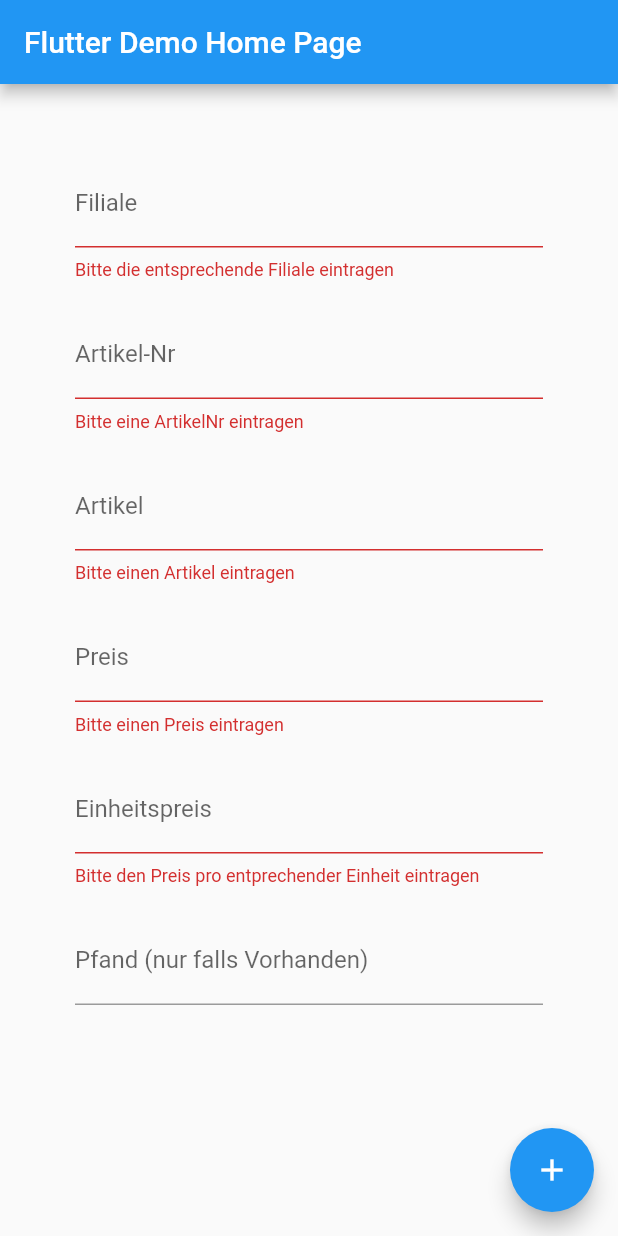
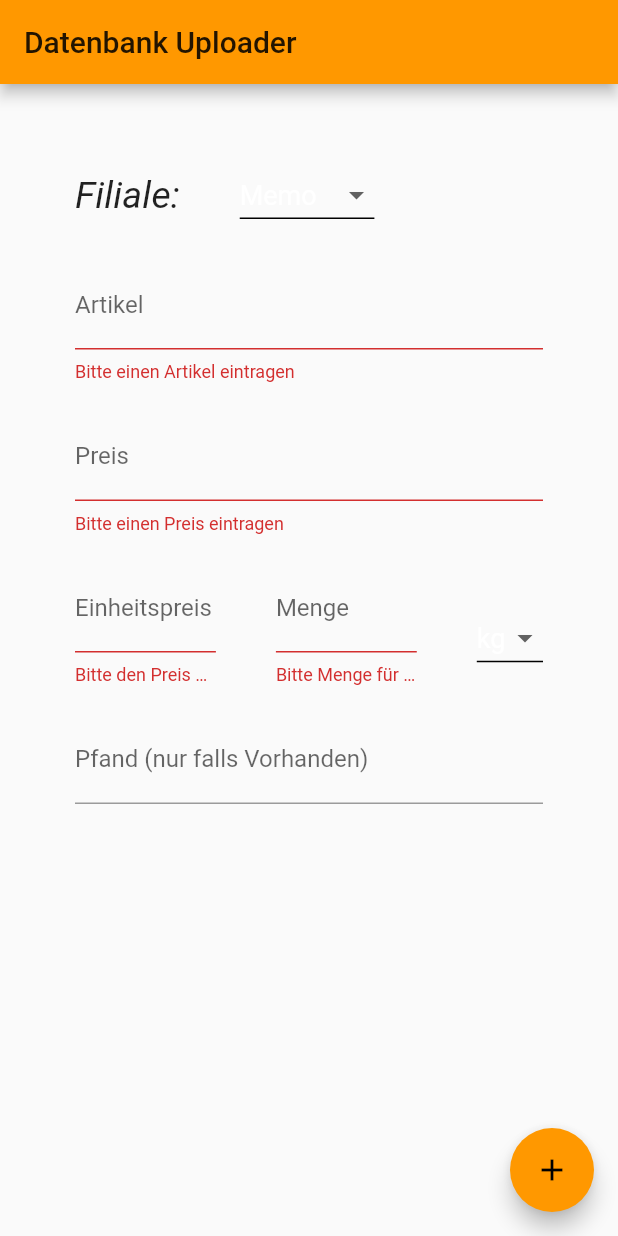
Before and after one commit to tjoooobooo/kumquat, a Flutter app: the screen it shows after launch, after a tap on the "add" icon, on a phone screen of 412 x 824 dp. Run offline on Flutter 3.47's test engine with Material 2 defaults, Android fonts, the phone set to English and light mode, and no system bars; our stand-ins replace cloud_firestore, firebase_core; accounts and stored records are empty.

Commit message:
Formular fertig implementiert

```diff
--- a/lib/main.dart
+++ b/lib/main.dart
@@ -11,12 +11,12 @@ class MyApp extends StatelessWidget {
   @override
   Widget build(BuildContext context) {
     return MaterialApp(
-      title: 'Flutter Demo',
+      title: 'Datenbank Uploader',
       theme: ThemeData(
-        primarySwatch: Colors.blue,
+        primarySwatch: Colors.orange,
         visualDensity: VisualDensity.adaptivePlatformDensity,
       ),
-      home: MyHomePage(title: 'Flutter Demo Home Page'),
+      home: MyHomePage(title: 'Datenbank Uploader'),
     );
   }
 }
@@ -32,11 +32,17 @@ class MyHomePage extends StatefulWidget {
 class _MyHomePageState extends State<MyHomePage> {
   final _formKey = GlobalKey<FormState>();
   final marktIdController = TextEditingController();
-  final artiktelIdController = TextEditingController();
   final artikelController = TextEditingController();
   final preisController = TextEditingController();
   final preisPfandController = TextEditingController();
   final preisEinheitController = TextEditingController();
+  final mengeEinheitController = TextEditingController();
+
+  List<String> spinnerItemsEinheiten = ['kg', 'g', 'ml', 'l'];
+  String dropdownValueEinheiten = 'kg';
+
+  List<String> spinnerItemsFilialen = ['Memo', 'Alex', 'Thomas'];
+  String dropdownValueFilialen = 'Memo';
 
   void _incrementCounter() {
     if (_formKey.currentState.validate()) {
@@ -71,34 +77,38 @@ class _MyHomePageState extends State<MyHomePage> {
           child: Column(
             mainAxisAlignment: MainAxisAlignment.start,
             children: <Widget>[
-              TextFormField(
-                keyboardType: TextInputType.text,
-                autocorrect: false,
-                controller: marktIdController,
-                decoration: InputDecoration(
-                  labelText: 'Filiale',
+              Row(
+                children: <Widget>[
+                  Flexible(
+                    child: Text("Filiale:",
+                        style: TextStyle(
+                            fontStyle: FontStyle.italic, fontSize: 25)),
                   ),
-                validator: (value) {
-                  if (value.isEmpty) {
-                    return 'Bitte die entsprechende Filiale eintragen';
-                  }
-                  return null;
+                  SizedBox(width: 40),
+                  DropdownButton<String>(
+                    value: dropdownValueFilialen,
+                    icon: Icon(Icons.arrow_drop_down),
+                    iconSize: 24,
+                    elevation: 16,
+                    style: TextStyle(fontSize: 18),
+                    underline: Container(
+                      height: 1,
+                      color: Colors.black,
+                    ),
+                    onChanged: (String data) {
+                      setState(() {
+                        dropdownValueFilialen = data;
+                      });
                     },
+                    items: spinnerItemsFilialen
+                        .map<DropdownMenuItem<String>>((String value) {
+                      return DropdownMenuItem<String>(
+                        value: value,
+                        child: Text(value),
+                      );
+                    }).toList(),
                   ),
-              SizedBox(height: 20),
-              TextFormField(
-                keyboardType: TextInputType.text,
-                autocorrect: false,
-                controller: artiktelIdController,
-                decoration: InputDecoration(
-                  labelText: 'Artikel-Nr',
-                ),
-                validator: (value) {
-                  if (value.isEmpty) {
-                    return 'Bitte eine ArtikelNr eintragen';
-                  }
-                  return null;
-                },
+                ],
               ),
               SizedBox(height: 20),
               TextFormField(
@@ -131,7 +141,10 @@ class _MyHomePageState extends State<MyHomePage> {
                 },
               ),
               SizedBox(height: 20),
-              TextFormField(
+              Row(
+                children: <Widget>[
+                  Flexible(
+                    child: TextFormField(
                         keyboardType: TextInputType.text,
                         autocorrect: false,
                         controller: preisEinheitController,
@@ -143,7 +156,54 @@ class _MyHomePageState extends State<MyHomePage> {
                             return 'Bitte den Preis pro entprechender Einheit eintragen';
                           }
                           return null;
+                        }),
+                  ),
+                  SizedBox(width: 40),
+                  Flexible(
+                    child: TextFormField(
+                        keyboardType: TextInputType.text,
+                        autocorrect: false,
+                        controller: mengeEinheitController,
+                        decoration: InputDecoration(
+                          labelText: 'Menge',
+                        ),
+                        validator: (value) {
+                          if (value.isEmpty) {
+                            return 'Bitte Menge für den entprechenden Einheitspreis eintragen';
+                          }
+                          return null;
+                        }),
+                  ),
+                  SizedBox(width: 40),
+                  Column(
+                    children: [
+                      SizedBox(height: 18),
+                      DropdownButton<String>(
+                        value: dropdownValueEinheiten,
+                        icon: Icon(Icons.arrow_drop_down),
+                        iconSize: 24,
+                        elevation: 16,
+                        style: TextStyle(fontSize: 18),
+                        underline: Container(
+                          height: 1,
+                          color: Colors.black,
+                        ),
+                        onChanged: (String data) {
+                          setState(() {
+                            dropdownValueEinheiten = data;
+                          });
                         },
+                        items: spinnerItemsEinheiten
+                            .map<DropdownMenuItem<String>>((String value) {
+                          return DropdownMenuItem<String>(
+                            value: value,
+                            child: Text(value),
+                          );
+                        }).toList(),
+                      ),
+                    ],
+                  ),
+                ],
               ),
               SizedBox(height: 20),
               TextFormField(
@@ -161,7 +221,7 @@ class _MyHomePageState extends State<MyHomePage> {
 
       floatingActionButton: FloatingActionButton(
         onPressed: _incrementCounter,
-        tooltip: 'Increment',
+        tooltip: 'Upload',
         child: Icon(Icons.add),
       ), // This trailing comma makes auto-formatting nicer for build methods.
     );
```
Lines whose indentation alone changed are shown as unchanged.
